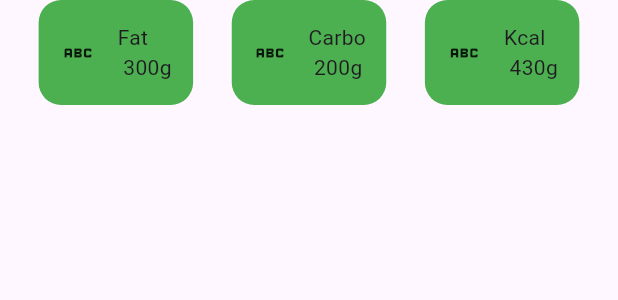
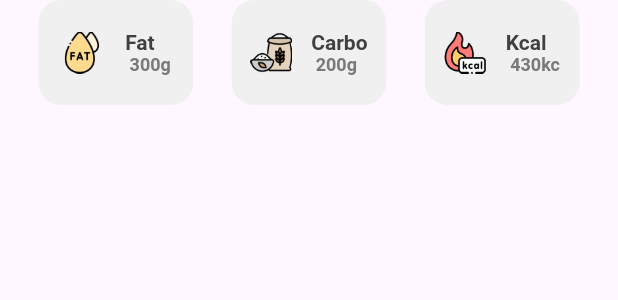
Before and after one commit to eivanphils/Tasty-Trove, a Flutter app: the _Metrics widget shown alone on an empty page, opened directly, on a phone screen of 412 x 824 dp. Shown: the top 300 px of the screen. Run offline on Flutter 3.47's test engine with Material 2 defaults, Android fonts, the phone set to English and light mode, and no system bars; our stand-ins replace lottie; network calls fail.

Commit message:
Agregada descripcion de fat, carbon y kcal

```diff
--- a/lib/screens/recipe_detail_screen.dart
+++ b/lib/screens/recipe_detail_screen.dart
@@ -39,7 +39,9 @@ class RecipeDetailScreen extends StatelessWidget {
 
             _Metrics(),
 
-            SizedBox(height: 15,),
+            SizedBox(
+              height: 15,
+            ),
 
             Padding(
               padding: EdgeInsets.symmetric(horizontal: 30),
@@ -71,56 +73,56 @@ class _Metrics extends StatelessWidget {
           width: 103,
           height: 70,
           decoration: decorationCard(),
-          child: Row(
-            mainAxisAlignment: MainAxisAlignment.spaceEvenly,
-            children: [
-              const Icon(Icons.abc),
+          child:
+              Row(mainAxisAlignment: MainAxisAlignment.spaceEvenly, children: [
+            Image.asset('assets/fat.png', width: 28, height: 28,),
             RichText(
               text: TextSpan(
                 text: 'Fat\n',
-                  style: DefaultTextStyle.of(context).style,
-                  children: const <TextSpan>[
-                    TextSpan(text: ' 300g'),
+                style: metricTitleStyle(),
+                children: <TextSpan>[
+                  TextSpan(text: ' 300g',
+                style: metricSubtitleStyle(),),
                 ],
               ),
             ),
           ]),
         ),
-
         Container(
           width: 103,
           height: 70,
           decoration: decorationCard(),
-          child: Row(
-            mainAxisAlignment: MainAxisAlignment.spaceEvenly,
-            children: [
-              const Icon(Icons.abc),
+          child:
+              Row(mainAxisAlignment: MainAxisAlignment.spaceEvenly, children: [
+            Image.asset('assets/carbon.png', width: 28, height: 28,),
             RichText(
               text: TextSpan(
                 text: 'Carbo\n',
-                  style: DefaultTextStyle.of(context).style,
-                  children: const <TextSpan>[
-                    TextSpan(text: ' 200g'),
+                style: metricTitleStyle(),
+                children: <TextSpan>[
+                  TextSpan(text: ' 200g',
+                style: metricSubtitleStyle(),),
                 ],
               ),
             ),
           ]),
         ),
-
         Container(
           width: 103,
           height: 70,
           decoration: decorationCard(),
-          child: Row(
-            mainAxisAlignment: MainAxisAlignment.spaceEvenly,
-            children: [
-              const Icon(Icons.abc),
+          child:
+              Row(mainAxisAlignment: MainAxisAlignment.spaceEvenly, children: [
+            Image.asset('assets/kcal.png', width: 28, height: 28,),
             RichText(
               text: TextSpan(
                 text: 'Kcal\n',
-                  style: DefaultTextStyle.of(context).style,
-                  children: const <TextSpan>[
-                    TextSpan(text: ' 430g'),
+                style: metricTitleStyle(),
+                children: <TextSpan>[
+                  TextSpan(
+                    text: ' 430kc',
+                    style: metricSubtitleStyle(),
+                  ),
                 ],
               ),
             ),
@@ -130,10 +132,19 @@ class _Metrics extends StatelessWidget {
     );
   }
 
+  TextStyle metricSubtitleStyle() {
+    return const TextStyle(
+        fontSize: 12, fontWeight: FontWeight.bold, color: Color(0xFF797979));
+  }
+
+  TextStyle metricTitleStyle() {
+    return const TextStyle(
+        fontSize: 14, fontWeight: FontWeight.bold, color: AppTheme.greyColor);
+  }
+
   BoxDecoration decorationCard() {
     return BoxDecoration(
-          color: Colors.green,
-          borderRadius: BorderRadius.circular(15)
-        );
+        color: const Color(0xFFF0F0F0),
+        borderRadius: BorderRadius.circular(15));
   }
 }
--- a/lib/widgets/custom_detail_header.dart
+++ b/lib/widgets/custom_detail_header.dart
@@ -109,12 +109,14 @@ class _FavoriteButton extends StatelessWidget {
       child: IconButton(
           onPressed: null,
           icon: CircleAvatar(
-            radius: 18,
             backgroundColor: Colors.white,
-            child: Icon(
-              Icons.favorite_border_rounded,
-              color: Colors.red[300],
-              size: 25,
+            child: IconButton(
+              onPressed: () {},
+              icon: Icon(
+                Icons.favorite_border_rounded,
+                color: Colors.red[300],
+                size: 25,
+              ),
             ),
           )),
     );
```
Also changed, not shown: assets/carbon.png (added), assets/fat.png (added), assets/kcal.png (added). Lines whose indentation alone changed are shown as unchanged.
